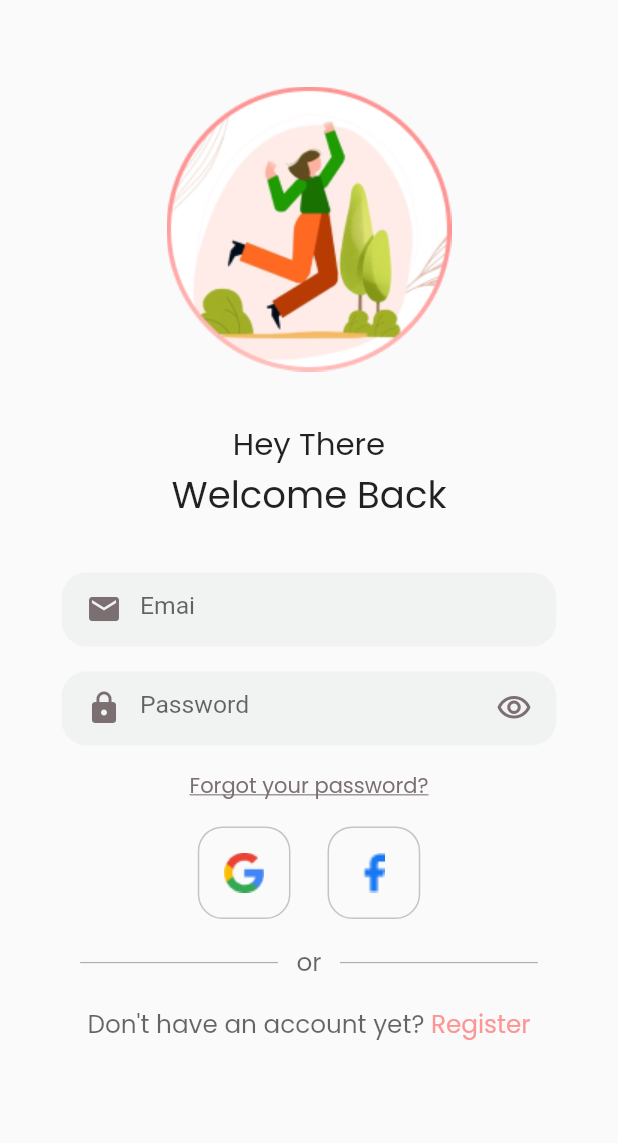
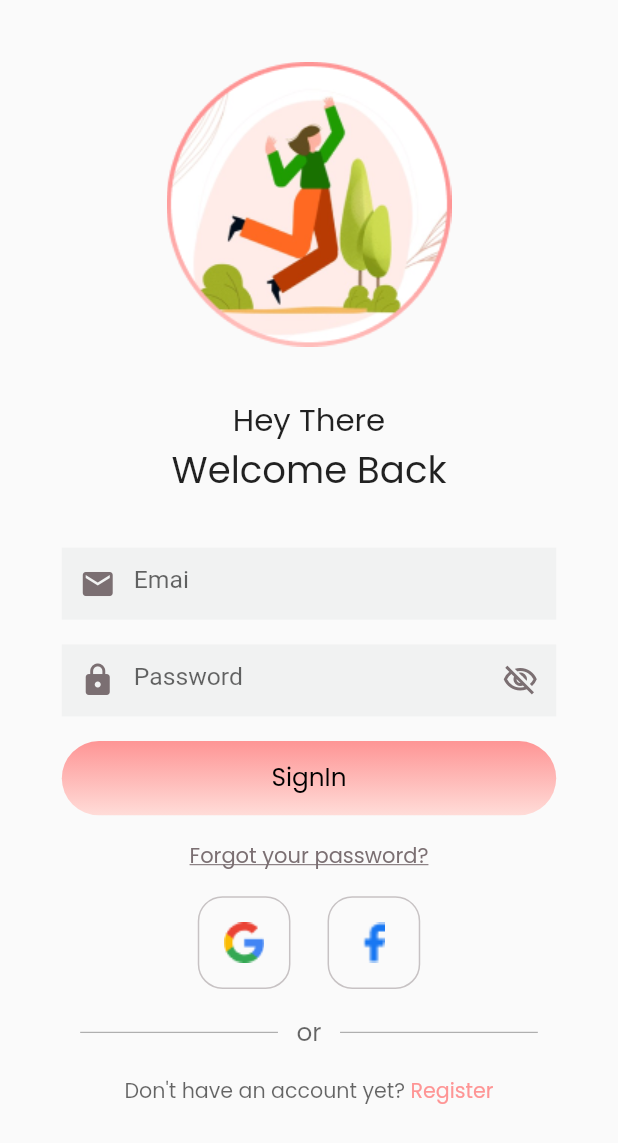
Before and after one commit to ArpitSahu01/FitnessApp, a Flutter app: the LoginScreenMain screen opened directly, on a phone screen of 412 x 824 dp. Shown: the top 1143 px of the screen. Run offline on Flutter 3.47's test engine with Material 2 defaults, Android fonts, the phone set to English and light mode, and no system bars; our stand-ins replace get, google_fonts.

Commit message:
made modificaiton to custom textField and applied validation to signIn page

```diff
--- a/lib/main.dart
+++ b/lib/main.dart
@@ -16,7 +16,7 @@ class MyApp extends StatelessWidget {
   @override
   Widget build(BuildContext context) {
     return GetMaterialApp(
-        home: SplashScreen(),
+        home: LoginScreenMain(),
         getPages: [
 
         ],
--- a/lib/screens/login_screen_main.dart
+++ b/lib/screens/login_screen_main.dart
@@ -3,6 +3,8 @@ import 'package:gfg_project/screens/signUp_screen.dart';
 import 'package:gfg_project/utils/app_utils.dart';
 import 'package:gfg_project/utils/extensions.dart';
 import 'package:gfg_project/widgets/custom_textfield.dart';
+
+import '../widgets/sign_in_button.dart';
 
 class LoginScreenMain extends StatefulWidget {
   const LoginScreenMain({Key? key}) : super(key: key);
@@ -12,13 +14,18 @@ class LoginScreenMain extends StatefulWidget {
 }
 
 class _LoginScreenMainState extends State<LoginScreenMain> {
+
+  final  _formKey = GlobalKey<FormState>();
   @override
   Widget build(BuildContext context) {
     return Scaffold(
       body: SafeArea(
+        child: Form(
+          key: _formKey,
+          child: SingleChildScrollView(
             child: Column(
               children: [
-            SizedBox(height: 7.0.hp,),
+                SizedBox(height: 5.0.hp,),
                 Center(child: Image.asset("assets/login/login_image_main.png")),
                 SizedBox(height: 4.0.hp,),
                 Text("Hey There",style: kPoppinsRegular.copyWith(
@@ -28,10 +35,41 @@ class _LoginScreenMainState extends State<LoginScreenMain> {
                   fontSize: 6.0.wp,
                 ),),
                 SizedBox(height: 4.0.hp,),
-            CustomTextField(hintText: "Emai", icon: Icons.email),
+                CustomTextField(hintText: "Emai", icon: Icons.email,validator: (value){
+                  final bool _isEmailValid = RegExp(r"^[a-zA-Z0-9.a-zA-Z0-9.!#$%&'*+-/=?^_`{|}~]+@[a-zA-Z0-9]+\.[a-zA-Z]+").hasMatch(value!);
+                  if(!_isEmailValid){
+                    return "Please enter a valid email";
+                  }
+                  return null;
+                },),
                 SizedBox(height: 2.0.hp,),
-            CustomTextField(hintText: "Password", icon: Icons.lock,isSuffixIcon: true,),
+                CustomTextField(hintText: "Password", icon: Icons.lock,isSuffixIcon: true,validator: (value){
+                  if(value == null || value.trim().isEmpty){
+                    return "Enter a valid password";
+                  }else if(value.length<= 6){
+                    return "Please enter password greater then 6 letters";
+                  }
+                  return null;
+                },),
                 SizedBox(height: 2.0.hp,),
+                 SignInButton(
+                  title: "SignIn",
+                  gradient: LinearGradient(
+                      begin: Alignment.bottomCenter,
+                      end: Alignment.topCenter,
+                      colors: [
+                        gradientColorLight,
+                        gradientColorDark,
+                      ]
+                  ),
+                  onTap: (){
+                    if(_formKey.currentState!.validate()){
+
+                    }
+                  },
+                ),
+                SizedBox(height: 2.0.hp,),
+
                 Text("Forgot your password?",style: kPoppinsMedium.copyWith(
                   color: textFieldIconColor,
                   decoration: TextDecoration.underline
@@ -52,16 +90,18 @@ class _LoginScreenMainState extends State<LoginScreenMain> {
                   mainAxisAlignment: MainAxisAlignment.center,
                   children: [
                     Text("Don't have an account yet?",style: kPoppinsMedium.copyWith(
-                  fontSize: 12.0.sp,
+                      fontSize: 10.0.sp,
                       color: LightBlackColor.withOpacity(0.6),
                     ),),
                     Text(" Register",style: kPoppinsMedium.copyWith(
-                  fontSize: 12.0.sp,
+                      fontSize: 10.0.sp,
                       color: gradientColorDark,
                     ),),
                   ],)
 
               ],
+            ),
+          ),
         ),
       ),
     );
--- a/lib/widgets/custom_textfield.dart
+++ b/lib/widgets/custom_textfield.dart
@@ -24,20 +24,17 @@ class CustomTextField extends StatefulWidget {
 }
 
 class _CustomTextFieldState extends State<CustomTextField> {
-  bool isVisible = true;
+  bool isVisible = false;
 
   @override
   Widget build(BuildContext context) {
-    return Container(
+    return SizedBox(
       width: 80.0.wp,
-      height: 6.0.hp,
-      padding: EdgeInsets.symmetric(horizontal: 1.0.wp,vertical: 0.1.hp),
-      decoration: BoxDecoration(
-          color: textFieldColor,
-          borderRadius: BorderRadius.circular(4.0.wp)
-      ),      child: TextFormField(
-      obscureText: isVisible,
+      child: TextFormField(
+      obscureText: widget.isSuffixIcon ? !isVisible:false,
       decoration: InputDecoration(
+        filled: true,
+        fillColor: textFieldColor,
         border: InputBorder.none,
         enabledBorder: InputBorder.none,
         disabledBorder: InputBorder.none,
@@ -60,7 +57,7 @@ class _CustomTextFieldState extends State<CustomTextField> {
       ),
       controller: widget.textEditingController,
       validator: widget.validator,
-    ),
+      ),
     );
   }
 }
--- a/lib/widgets/sign_in_button.dart
+++ b/lib/widgets/sign_in_button.dart
@@ -7,14 +7,16 @@ import '../utils/app_utils.dart';
 class SignInButton extends StatelessWidget {
   final String title;
   final String? urlPath;
-  final Color color;
+  final void Function()? onTap;
+  final Color? color;
   final Color foregroundColor;
   final Gradient? gradient;
 
   const SignInButton(
       {required this.title,
         this.urlPath,
-        required this.color,
+        this.onTap,
+        this.color,
         this.foregroundColor = TextBlackColor,
         this.gradient,
         Key? key})
@@ -22,7 +24,9 @@ class SignInButton extends StatelessWidget {
 
   @override
   Widget build(BuildContext context) {
-    return Container(
+    return GestureDetector(
+      onTap: onTap,
+      child: Container(
         width: 80.0.wp,
         height: 6.0.hp,
         decoration: BoxDecoration(
@@ -53,6 +57,7 @@ class SignInButton extends StatelessWidget {
             )
           ],
         ),
+      ),
     );
   }
 }
```
Also changed, not shown: 2 other files. Lines whose indentation alone changed are shown as unchanged.
